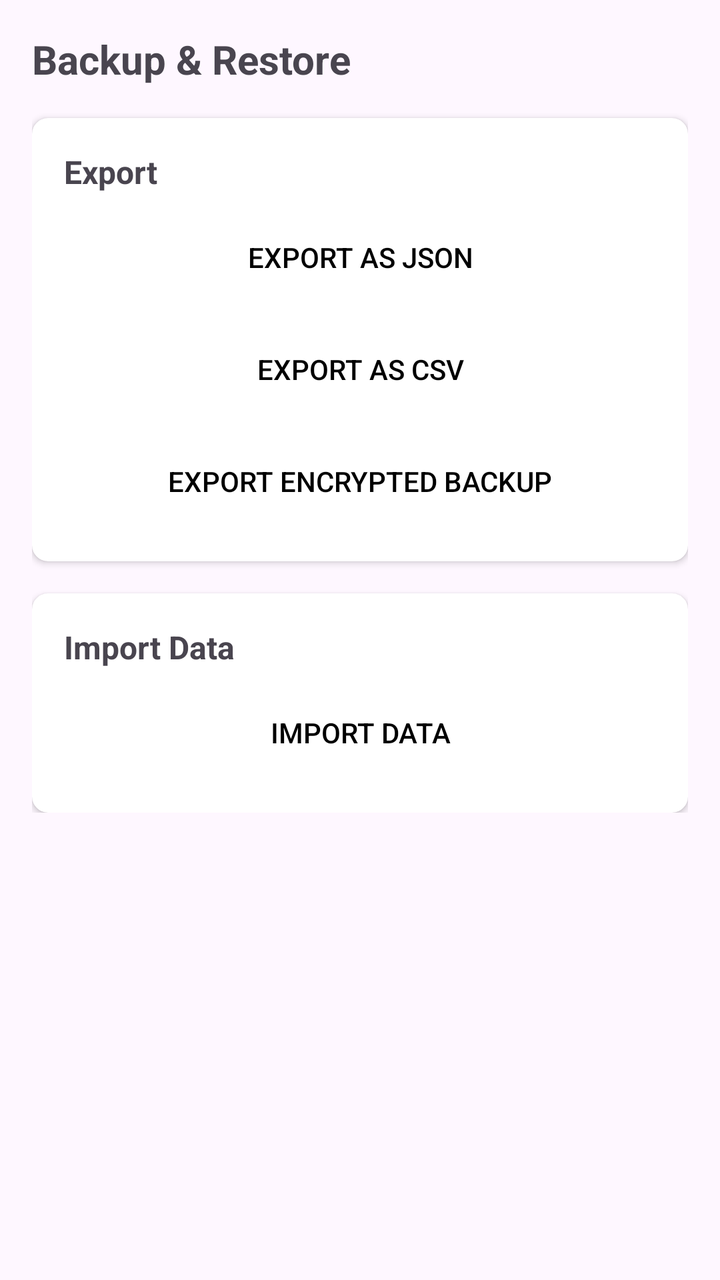
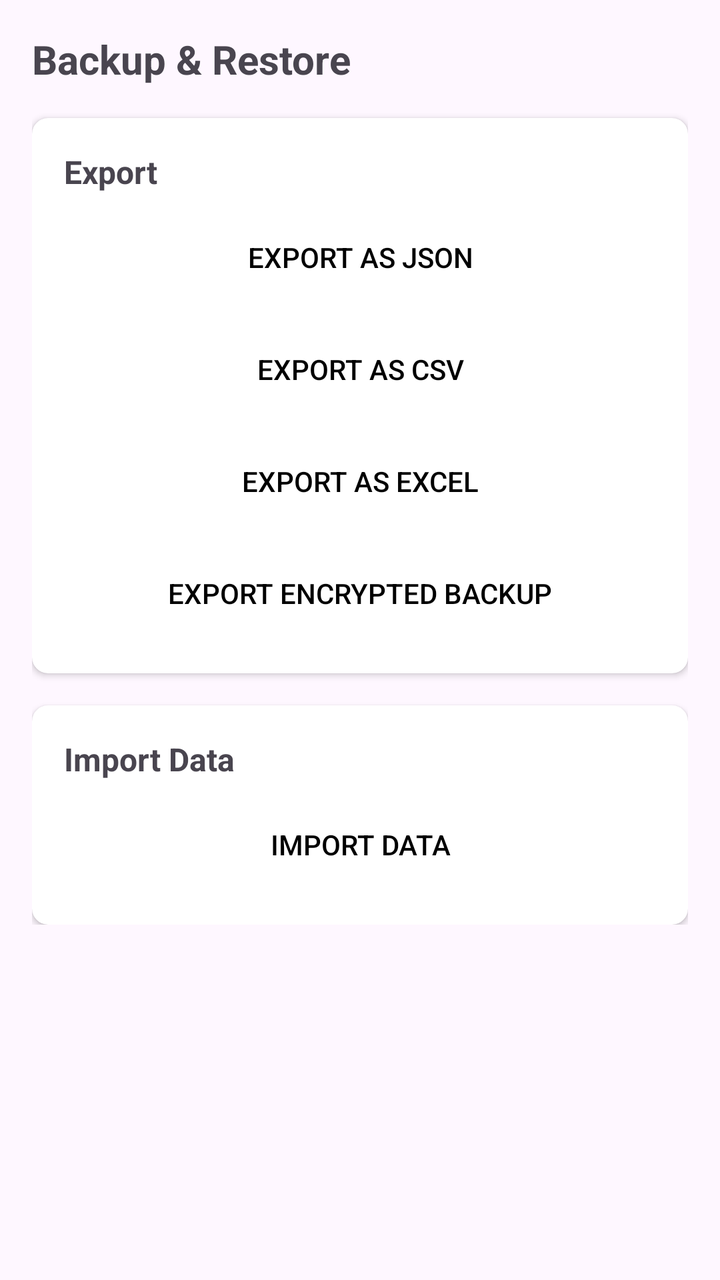

Screens rendered from an Android XML layout before and after an edit, with the pre-edit source and the edit as a unified diff.
<!-- AndroidManifest.xml: application theme Theme.QRCodeSimple -->
<!-- res/layout/activity_backup.xml -->
<?xml version="1.0" encoding="utf-8"?>
<ScrollView xmlns:android="http://schemas.android.com/apk/res/android"
    xmlns:app="http://schemas.android.com/apk/res-auto"
    android:layout_width="match_parent"
    android:layout_height="match_parent"
    android:padding="16dp">

    <LinearLayout
        android:layout_width="match_parent"
        android:layout_height="wrap_content"
        android:orientation="vertical">

        <TextView
            android:layout_width="wrap_content"
            android:layout_height="wrap_content"
            android:text="@string/backup_restore"
            android:textSize="20sp"
            android:textStyle="bold"
            android:layout_marginBottom="16dp" />

        
        <androidx.cardview.widget.CardView
            android:layout_width="match_parent"
            android:layout_height="wrap_content"
            android:layout_marginBottom="16dp"
            app:cardCornerRadius="8dp"
            app:cardElevation="2dp"
            app:contentPadding="16dp">

            <LinearLayout
                android:layout_width="match_parent"
                android:layout_height="wrap_content"
                android:orientation="vertical">

                <TextView
                    android:layout_width="wrap_content"
                    android:layout_height="wrap_content"
                    android:text="@string/export_label"
                    android:textSize="16sp"
                    android:textStyle="bold"
                    android:layout_marginBottom="8dp" />

                <Button
                    android:id="@+id/btnExportJson"
                    android:layout_width="match_parent"
                    android:layout_height="wrap_content"
                    android:layout_marginBottom="8dp"
                    android:text="@string/export_json"
                    style="?android:attr/borderlessButtonStyle" />

                <Button
                    android:id="@+id/btnExportCsv"
                    android:layout_width="match_parent"
                    android:layout_height="wrap_content"
                    android:layout_marginBottom="8dp"
                    android:text="@string/export_csv"
                    style="?android:attr/borderlessButtonStyle" />

                <Button
                    android:id="@+id/btnExportEncrypted"
                    android:layout_width="match_parent"
                    android:layout_height="wrap_content"
                    android:text="@string/export_encrypted"
                    style="?android:attr/borderlessButtonStyle" />

            </LinearLayout>

        </androidx.cardview.widget.CardView>

        
        <androidx.cardview.widget.CardView
            android:layout_width="match_parent"
            android:layout_height="wrap_content"
            app:cardCornerRadius="8dp"
            app:cardElevation="2dp"
            app:contentPadding="16dp">

            <LinearLayout
                android:layout_width="match_parent"
                android:layout_height="wrap_content"
                android:orientation="vertical">

                <TextView
                    android:layout_width="wrap_content"
                    android:layout_height="wrap_content"
                    android:text="@string/import_data"
                    android:textSize="16sp"
                    android:textStyle="bold"
                    android:layout_marginBottom="8dp" />

                <Button
                    android:id="@+id/btnImport"
                    android:layout_width="match_parent"
                    android:layout_height="wrap_content"
                    android:text="@string/import_data"
                    style="?android:attr/borderlessButtonStyle" />

            </LinearLayout>

        </androidx.cardview.widget.CardView>

    </LinearLayout>

</ScrollView>
<!-- resources referenced by this layout -->
<resources>
  <string name="backup_restore">Backup &amp; Restore</string>
  <string name="export_csv">Export as CSV</string>
  <string name="export_encrypted">Export encrypted backup</string>
  <string name="export_json">Export as JSON</string>
  <string name="export_label">Export</string>
  <string name="import_data">Import Data</string>
  <style name="Theme.QRCodeSimple" parent="Theme.Material3.DayNight.NoActionBar">
          <item name="colorPrimary">@color/cyan_500</item>
          <item name="colorPrimaryVariant">@color/cyan_700</item>
          <item name="colorOnPrimary">@color/black</item>
          <item name="colorSecondary">@color/teal_200</item>
          <item name="colorSecondaryVariant">@color/teal_700</item>
          <item name="colorOnSecondary">@color/black</item>
          <item name="android:statusBarColor">?attr/colorPrimaryVariant</item>
      </style>
  <color name="cyan_500">#FF00BCD4</color>
  <color name="cyan_700">#FF0097A7</color>
  <color name="black">#FF000000</color>
  <color name="teal_200">#FF03DAC5</color>
  <color name="teal_700">#FF018786</color>
</resources>

<!-- the commit's change to res/layout/activity_backup.xml (unified diff, before → after) -->
@@ -57,6 +57,14 @@
                     style="?android:attr/borderlessButtonStyle" />
 
                 <Button
+                    android:id="@+id/btnExportExcel"
+                    android:layout_width="match_parent"
+                    android:layout_height="wrap_content"
+                    android:layout_marginBottom="8dp"
+                    android:text="@string/export_excel"
+                    style="?android:attr/borderlessButtonStyle" />
+
+                <Button
                     android:id="@+id/btnExportEncrypted"
                     android:layout_width="match_parent"
                     android:layout_height="wrap_content"
<!-- resource entries referenced after the edit -->
@@ -3,6 +3,7 @@
   <string name="backup_restore">Backup &amp; Restore</string>
   <string name="export_csv">Export as CSV</string>
   <string name="export_encrypted">Export encrypted backup</string>
+  <string name="export_excel">Export as Excel</string>
   <string name="export_json">Export as JSON</string>
   <string name="export_label">Export</string>
   <string name="import_data">Import Data</string>
